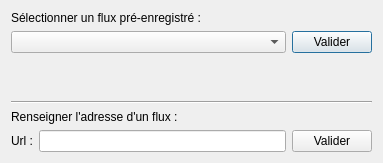
Before: the Qt Designer form interface/code/dataflowwindow.ui in Lzrtn/ProjetGeomatique, drawn with Qt 5.
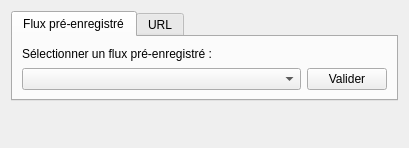
After: the same form once the commit is applied. The open tabs and pages were chosen to show the change.

The edit to the form file:
```diff
--- a/interface/code/dataflowwindow.ui
+++ b/interface/code/dataflowwindow.ui
@@ -6,45 +6,21 @@
    <rect>
     <x>0</x>
     <y>0</y>
-    <width>383</width>
-    <height>163</height>
+    <width>409</width>
+    <height>148</height>
    </rect>
   </property>
+  <property name="sizePolicy">
+   <sizepolicy hsizetype="Fixed" vsizetype="Fixed">
+    <horstretch>0</horstretch>
+    <verstretch>0</verstretch>
+   </sizepolicy>
+  </property>
   <property name="windowTitle">
    <string>Ajouter un flux</string>
   </property>
   <layout class="QGridLayout" name="gridLayout">
-   <item row="5" column="1">
-    <widget class="QLineEdit" name="lineEdit_dataFlowWindow">
-     <property name="focusPolicy">
-      <enum>Qt::ClickFocus</enum>
-     </property>
-     <property name="acceptDrops">
-      <bool>true</bool>
-     </property>
-     <property name="inputMask">
-      <string/>
-     </property>
-     <property name="frame">
-      <bool>true</bool>
-     </property>
-    </widget>
-   </item>
-   <item row="5" column="0">
-    <widget class="QLabel" name="label">
-     <property name="text">
-      <string>Url :</string>
-     </property>
-    </widget>
-   </item>
-   <item row="4" column="0" colspan="2">
-    <widget class="QLabel" name="label_3">
-     <property name="text">
-      <string>Renseigner l'adresse d'un flux :</string>
-     </property>
-    </widget>
-   </item>
-   <item row="2" column="0">
+   <item row="1" column="0">
     <spacer name="verticalSpacer">
      <property name="orientation">
       <enum>Qt::Vertical</enum>
@@ -57,54 +33,131 @@
      </property>
     </spacer>
    </item>
-   <item row="5" column="2">
-    <widget class="QPushButton" name="btn_validateDataFlowUrl">
-     <property name="text">
-      <string>Valider</string>
-     </property>
-     <property name="autoDefault">
-      <bool>false</bool>
-     </property>
-    </widget>
-   </item>
    <item row="0" column="0" colspan="2">
-    <widget class="QLabel" name="label_2">
-     <property name="text">
-      <string>Sélectionner un flux pré-enregistré :</string>
-     </property>
-    </widget>
-   </item>
-   <item row="1" column="2">
-    <widget class="QPushButton" name="btn_validateDataFlowPreSave">
-     <property name="text">
-      <string>Valider</string>
-     </property>
-     <property name="autoDefault">
-      <bool>true</bool>
-     </property>
-    </widget>
-   </item>
-   <item row="3" column="0" colspan="3">
-    <widget class="Line" name="line">
-     <property name="orientation">
-      <enum>Qt::Horizontal</enum>
-     </property>
-    </widget>
-   </item>
-   <item row="1" column="0" colspan="2">
-    <widget class="QComboBox" name="comboBox_dataFlowWindow">
-     <property name="focusPolicy">
-      <enum>Qt::StrongFocus</enum>
-     </property>
-     <property name="acceptDrops">
-      <bool>true</bool>
-     </property>
-     <property name="currentText">
-      <string/>
-     </property>
+    <widget class="QTabWidget" name="tabWidget">
      <property name="currentIndex">
-      <number>-1</number>
+      <number>1</number>
      </property>
+     <widget class="QWidget" name="tab_dataFlowPreSaved">
+      <attribute name="title">
+       <string>Flux pré-enregistré</string>
+      </attribute>
+      <layout class="QGridLayout" name="gridLayout_2">
+       <item row="2" column="0">
+        <widget class="QComboBox" name="comboBox_dataFlowWindow">
+         <property name="focusPolicy">
+          <enum>Qt::StrongFocus</enum>
+         </property>
+         <property name="acceptDrops">
+          <bool>true</bool>
+         </property>
+         <property name="currentText">
+          <string/>
+         </property>
+         <property name="currentIndex">
+          <number>-1</number>
+         </property>
+        </widget>
+       </item>
+       <item row="0" column="0">
+        <widget class="QLabel" name="label_2">
+         <property name="maximumSize">
+          <size>
+           <width>16777215</width>
+           <height>30</height>
+          </size>
+         </property>
+         <property name="text">
+          <string>Sélectionner un flux pré-enregistré :</string>
+         </property>
+        </widget>
+       </item>
+       <item row="2" column="1">
+        <widget class="QPushButton" name="btn_validateDataFlowPreSaved">
+         <property name="maximumSize">
+          <size>
+           <width>80</width>
+           <height>16777215</height>
+          </size>
+         </property>
+         <property name="focusPolicy">
+          <enum>Qt::NoFocus</enum>
+         </property>
+         <property name="text">
+          <string>Valider</string>
+         </property>
+         <property name="autoDefault">
+          <bool>false</bool>
+         </property>
+        </widget>
+       </item>
+      </layout>
+     </widget>
+     <widget class="QWidget" name="tab_dataFlowUrl">
+      <property name="focusPolicy">
+       <enum>Qt::StrongFocus</enum>
+      </property>
+      <attribute name="title">
+       <string>URL</string>
+      </attribute>
+      <layout class="QGridLayout" name="gridLayout_3">
+       <item row="1" column="2">
+        <widget class="QPushButton" name="btn_validateDataFlowUrl">
+         <property name="maximumSize">
+          <size>
+           <width>80</width>
+           <height>16777215</height>
+          </size>
+         </property>
+         <property name="focusPolicy">
+          <enum>Qt::NoFocus</enum>
+         </property>
+         <property name="text">
+          <string>Valider</string>
+         </property>
+         <property name="autoDefault">
+          <bool>false</bool>
+         </property>
+        </widget>
+       </item>
+       <item row="0" column="0" colspan="2">
+        <widget class="QLabel" name="label_3">
+         <property name="maximumSize">
+          <size>
+           <width>16777215</width>
+           <height>30</height>
+          </size>
+         </property>
+         <property name="text">
+          <string>Renseigner l'adresse d'un flux :</string>
+         </property>
+        </widget>
+       </item>
+       <item row="1" column="0">
+        <widget class="QLabel" name="label">
+         <property name="text">
+          <string>Url :</string>
+         </property>
+        </widget>
+       </item>
+       <item row="1" column="1">
+        <widget class="QLineEdit" name="lineEdit_dataFlowWindow">
+         <property name="focusPolicy">
+          <enum>Qt::ClickFocus</enum>
+         </property>
+         <property name="acceptDrops">
+          <bool>true</bool>
+         </property>
+         <property name="inputMask">
+          <string/>
+         </property>
+         <property name="frame">
+          <bool>true</bool>
+         </property>
+        </widget>
+       </item>
+      </layout>
+     </widget>
     </widget>
    </item>
   </layout>
```
